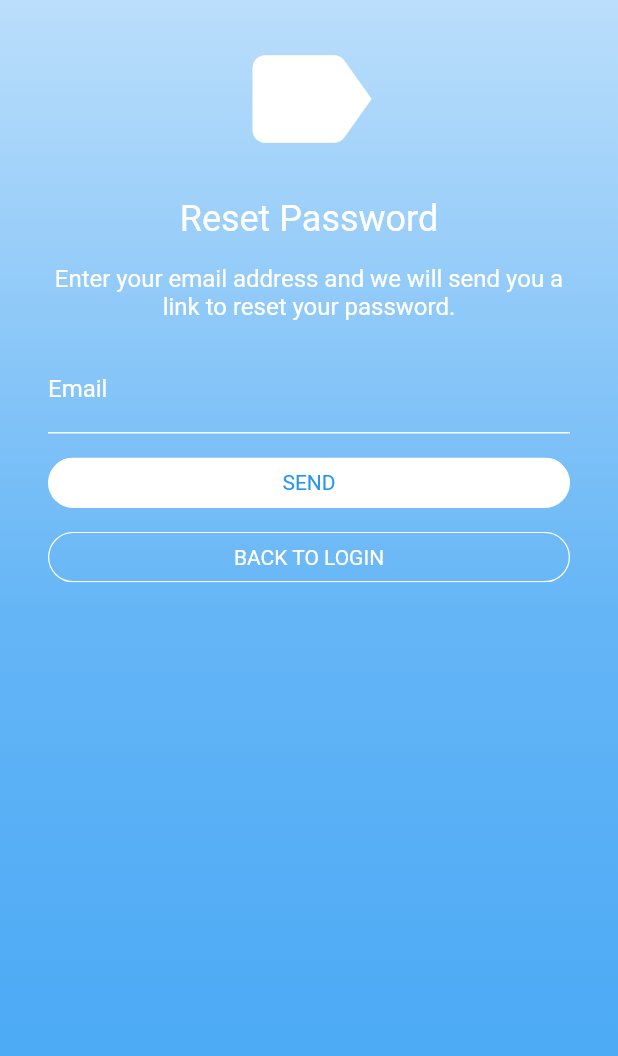
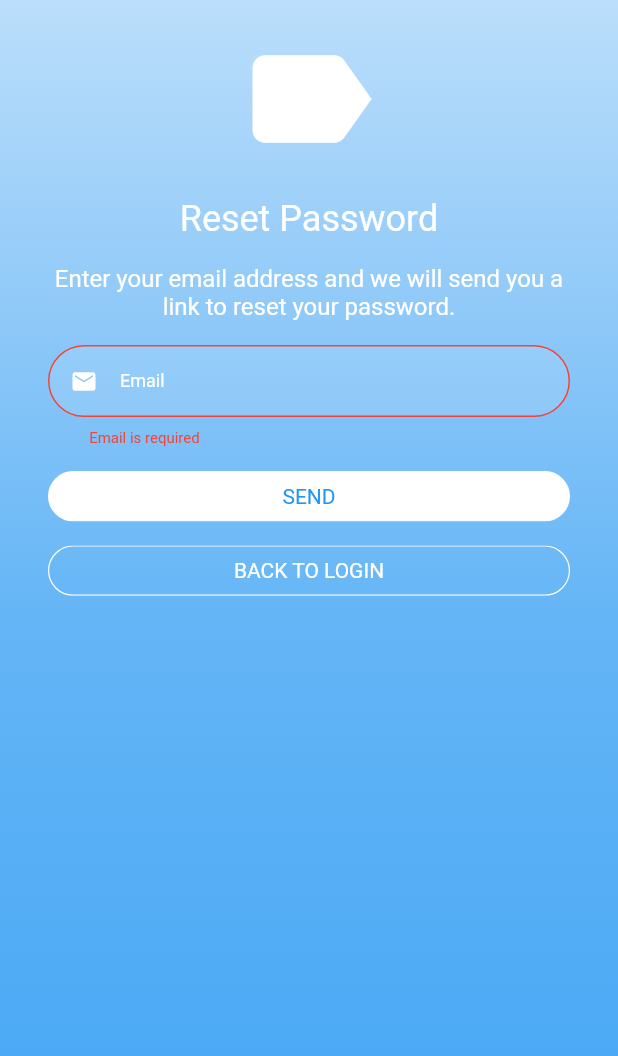
Before and after one commit to noctisbeta/quick_reminders, a Flutter app: the ResetPasswordView screen opened directly, after a tap on "SEND", on a phone screen of 412 x 824 dp. Shown: the top 1056 px of the screen. Run offline on Flutter 3.47's test engine with Material 2 defaults, Android fonts, the phone set to English and light mode, and no system bars; our stand-ins replace cloud_firestore, dartz, expandable_page_view, firebase_auth, firebase_core, flutter_hooks and 3 more; accounts and stored records are empty.

Commit message:
reset password wip

```diff
--- a/lib/authentication/controllers/login_controller.dart
+++ b/lib/authentication/controllers/login_controller.dart
@@ -177,6 +177,65 @@ class LoginController extends StateNotifier<LoginState> {
     }
   }
 
+  /// Resets the password for [email].
+  Future<bool> resetPassword(String email) async {
+    state = state.copyWith(
+      loginDataErrors: state.loginDataErrors.copyWith(
+        email: '',
+      ),
+      processingState: ProcessingState.loading,
+    );
+
+    if (email.isEmpty) {
+      state = state.copyWith(
+        loginDataErrors: state.loginDataErrors.copyWith(
+          email: 'Email is required',
+        ),
+        processingState: ProcessingState.loaded,
+      );
+      return false;
+    }
+
+    try {
+      await auth.sendPasswordResetEmail(email: email);
+
+      log('Password reset email sent to $email');
+
+      state = state.copyWith(
+        processingState: ProcessingState.loaded,
+      );
+
+      return true;
+    } on FirebaseAuthException catch (e) {
+      log('Error resetting password: ${e.message}');
+
+      late final String message;
+
+      switch (e.code) {
+        case 'invalid-email':
+          message = 'Invalid email.';
+          state = state.copyWith(
+            processingState: ProcessingState.loaded,
+            loginDataErrors: state.loginDataErrors.copyWith(
+              email: message,
+            ),
+          );
+          break;
+        case 'user-not-found':
+          message = 'User not found.';
+          state = state.copyWith(
+            processingState: ProcessingState.loaded,
+            loginDataErrors: state.loginDataErrors.copyWith(
+              email: message,
+            ),
+          );
+          break;
+      }
+
+      return false;
+    }
+  }
+
   /// Returns true if a user is logged in.
   bool isUserLoggedIn() {
     return auth.currentUser != null;
--- a/lib/authentication/views/login_view.dart
+++ b/lib/authentication/views/login_view.dart
@@ -71,7 +71,11 @@ class LoginView extends HookConsumerWidget {
                   FocusScope(
                     child: Column(
                       children: [
-                        MyTextField(
+                        Hero(
+                          tag: 'email',
+                          child: Material(
+                            type: MaterialType.transparency,
+                            child: MyTextField(
                               label: 'Email',
                               errorMessage: loginState.loginDataErrors.email,
                               textInputAction: TextInputAction.next,
@@ -81,6 +85,8 @@ class LoginView extends HookConsumerWidget {
                               prefixIcon: const Icon(
                                 Icons.email,
                                 color: Colors.white,
+                              ),
+                            ),
                           ),
                         ),
                         const SizedBox(
--- a/lib/authentication/views/reset_password_view.dart
+++ b/lib/authentication/views/reset_password_view.dart
@@ -1,16 +1,30 @@
 import 'package:flutter/material.dart';
+import 'package:flutter_hooks/flutter_hooks.dart';
+import 'package:hooks_riverpod/hooks_riverpod.dart';
+import 'package:quick_reminders/authentication/controllers/login_controller.dart';
 import 'package:quick_reminders/authentication/widgets/background_gradient.dart';
 import 'package:quick_reminders/authentication/widgets/background_stack.dart';
+import 'package:quick_reminders/common/my_text_field.dart';
 import 'package:quick_reminders/common/rounded_button.dart';
 import 'package:quick_reminders/common/unfocus_on_tap.dart';
 
 /// Reset password view.
-class ResetPasswordView extends StatelessWidget {
+class ResetPasswordView extends HookConsumerWidget {
   /// Default constructor.
   const ResetPasswordView({super.key});
 
   @override
-  Widget build(BuildContext context) {
+  Widget build(BuildContext context, WidgetRef ref) {
+    final email = useState('');
+
+    final loginController = ref.watch(
+      LoginController.provider.notifier,
+    );
+
+    final loginState = ref.watch(
+      LoginController.provider,
+    );
+
     return UnfocusOnTap(
       child: Scaffold(
         body: BackgroundStack(
@@ -66,25 +80,23 @@ class ResetPasswordView extends StatelessWidget {
                     const SizedBox(
                       height: 16,
                     ),
-                    const TextField(
-                      decoration: InputDecoration(
-                        labelText: 'Email',
-                        labelStyle: TextStyle(
-                          color: Colors.white,
-                        ),
-                        enabledBorder: UnderlineInputBorder(
-                          borderSide: BorderSide(
+                    Hero(
+                      tag: 'email',
+                      child: Material(
+                        type: MaterialType.transparency,
+                        child: MyTextField(
+                          label: 'Email',
+                          initialText: loginState.loginData.email,
+                          errorMessage: loginState.loginDataErrors.email,
+                          textInputAction: TextInputAction.next,
+                          onChanged: (value) {
+                            email.value = value;
+                          },
+                          prefixIcon: const Icon(
+                            Icons.email,
                             color: Colors.white,
                           ),
                         ),
-                        focusedBorder: UnderlineInputBorder(
-                          borderSide: BorderSide(
-                            color: Colors.white,
-                          ),
-                        ),
-                      ),
-                      style: TextStyle(
-                        color: Colors.white,
                       ),
                     ),
                     const SizedBox(
@@ -93,7 +105,14 @@ class ResetPasswordView extends StatelessWidget {
                     Hero(
                       tag: 'loginButton',
                       child: RoundedButton(
-                        onPressed: () {},
+                        onPressed: () {
+                          loginController.resetPassword(email.value).then((value) {
+                            if (value) {
+                              // push to new screen
+                            }
+                          });
+                        },
+                        isLoading: loginState.isLoading,
                         fillColor: Colors.white,
                         child: Text(
                           'SEND',
--- a/lib/common/my_text_field.dart
+++ b/lib/common/my_text_field.dart
@@ -12,6 +12,7 @@ class MyTextField extends HookWidget {
     this.prefixIcon,
     this.textCapitalization,
     this.textInputAction,
+    this.initialText,
     super.key,
   });
 
@@ -36,10 +37,17 @@ class MyTextField extends HookWidget {
   /// Text capitalization.
   final TextCapitalization? textCapitalization;
 
+  /// Initial text.
+  final String? initialText;
+
   @override
   Widget build(BuildContext context) {
     final focusNode = useFocusNode();
     final isFocused = useState(false);
+    final textEditingController = useTextEditingController(
+      text: initialText,
+    );
+
     useEffect(
       () {
         focusNode.addListener(() {
@@ -49,11 +57,13 @@ class MyTextField extends HookWidget {
       },
       [focusNode],
     );
+
     final obscuredText = useState(obscured ?? false);
 
     return Column(
       children: [
         TextField(
+          controller: textEditingController,
           textInputAction: textInputAction,
           textCapitalization: textCapitalization ?? TextCapitalization.none,
           onChanged: onChanged,
```
Lines whose indentation alone changed are shown as unchanged.
